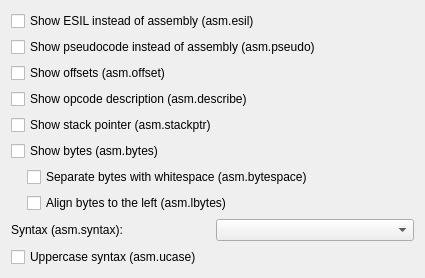
Qt form src/dialogs/asmoptionsdialog.ui (rizinorg/cutter) before a commit.
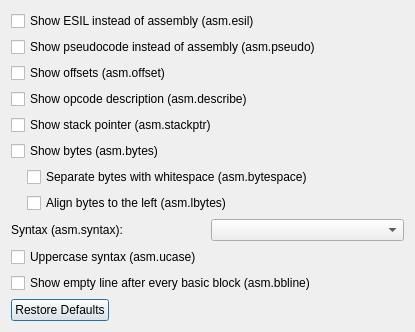
The same form after that commit.

Commit message: Add bbline to AsmOptionsDialog, properly handle defaults

Diff of the .ui file:
```diff
--- a/src/dialogs/asmoptionsdialog.ui
+++ b/src/dialogs/asmoptionsdialog.ui
@@ -6,8 +6,8 @@
    <rect>
     <x>0</x>
     <y>0</y>
-    <width>425</width>
-    <height>338</height>
+    <width>415</width>
+    <height>368</height>
    </rect>
   </property>
   <property name="windowTitle">
@@ -101,6 +101,20 @@
      </property>
     </widget>
    </item>
+   <item>
+    <widget class="QCheckBox" name="bblineCheckBox">
+     <property name="text">
+      <string>Show empty line after every basic block (asm.bbline)</string>
+     </property>
+    </widget>
+   </item>
+   <item>
+    <widget class="QDialogButtonBox" name="buttonBox">
+     <property name="standardButtons">
+      <set>QDialogButtonBox::RestoreDefaults</set>
+     </property>
+    </widget>
+   </item>
   </layout>
  </widget>
  <resources/>
```
Left out of the diff: 5 changed lines with no effect on the pictures. The commit also changes 9 other files.
